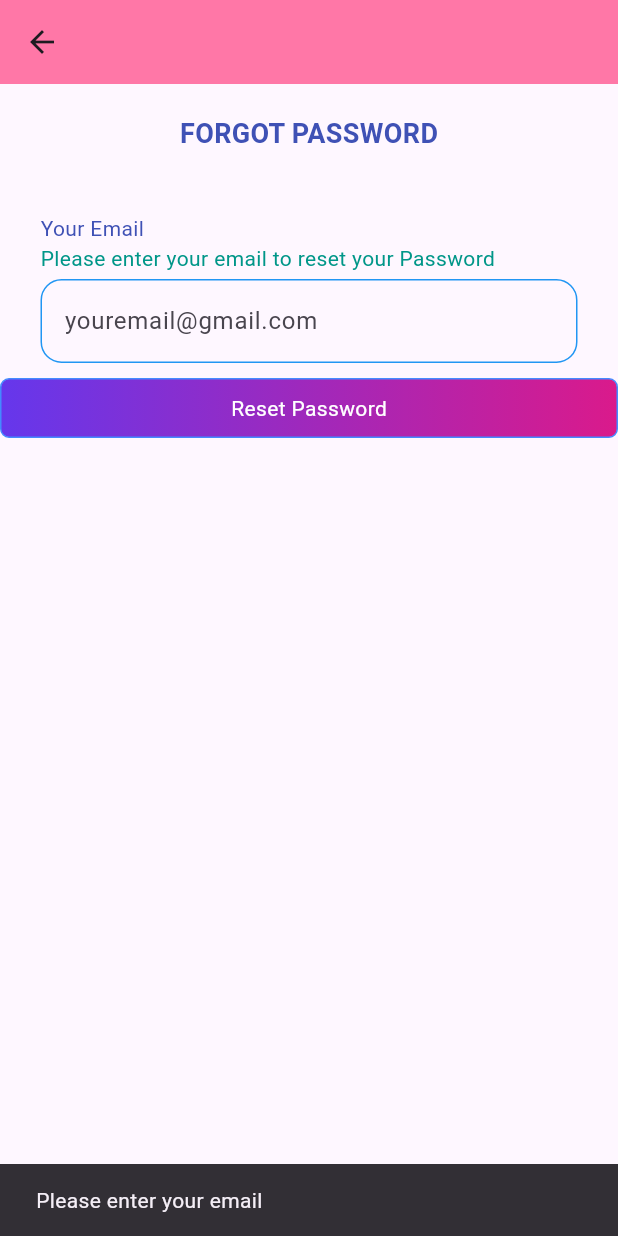
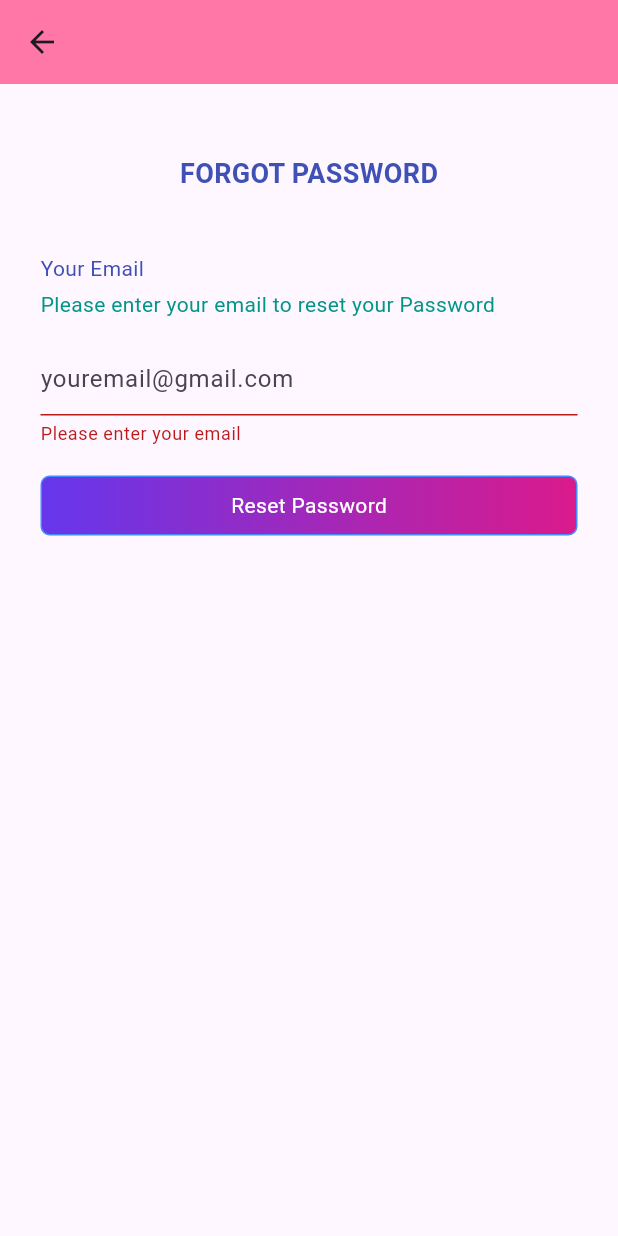
Before and after one commit to usamasardar07/My-App-project, a Flutter app: the ForgotPassword screen opened directly, after a tap on "Reset Password", on a phone screen of 412 x 824 dp. Run offline on Flutter 3.47's test engine with Material 3 defaults, Android fonts, the light colour scheme and no system bars; our stand-ins replace image_picker, sqflite; accounts and stored records are empty.

Commit message:
update
My Task

```diff
--- a/lib/Forgot_Password.dart
+++ b/lib/Forgot_Password.dart
@@ -8,19 +8,13 @@ class ForgotPassword extends StatefulWidget {
 }
 
 class _ForgotPasswordState extends State<ForgotPassword> {
-  static const String id ='ForgotPassword';
+  static const String id = 'ForgotPassword';
+  final GlobalKey<FormState> _formKey = GlobalKey<FormState>();
   final TextEditingController _emailController = TextEditingController();
 
   void _resetPassword() {
+    if (_formKey.currentState?.validate() ?? false) {
       final email = _emailController.text.trim();
-
-    if (email.isEmpty) {
-      // Handle empty email case
-      ScaffoldMessenger.of(context).showSnackBar(
-        const SnackBar(content: Text('Please enter your email')),
-      );
-      return;
-    }
 
       // Here you would normally send the email to your backend API for processing
       // For demonstration, we just show a success message
@@ -32,6 +26,7 @@ class _ForgotPasswordState extends State<ForgotPassword> {
       // Clear the email field
       _emailController.clear();
     }
+  }
 
   @override
   Widget build(BuildContext context) {
@@ -39,7 +34,12 @@ class _ForgotPasswordState extends State<ForgotPassword> {
       appBar: AppBar(
         backgroundColor: Colors.pinkAccent.withOpacity(.7),
       ),
-      body: Column(
+      body: Padding(
+        padding: const EdgeInsets.all(27.0),
+        child: Form(
+          key: _formKey,
+          child: Column(
+            crossAxisAlignment: CrossAxisAlignment.start,
             children: [
               const Center(
                 child: Padding(
@@ -55,30 +55,17 @@ class _ForgotPasswordState extends State<ForgotPassword> {
                 ),
               ),
               const SizedBox(height: 40),
-          const Align(
-            alignment: Alignment.centerLeft,
-            child: Padding(
-              padding: EdgeInsets.only(left: 27),
-              child: Text(
+              const Text(
                 'Your Email',
                 style: TextStyle(color: Colors.indigo),
               ),
-            ),
-          ),
-          const Padding(
-            padding: EdgeInsets.only(left: 27),
-            child: Align(
-              alignment: Alignment.centerLeft,
-              child: Text(
+              const SizedBox(height: 4),
+              const Text(
                 'Please enter your email to reset your Password',
                 style: TextStyle(color: Colors.teal),
               ),
-            ),
-          ),
-          const SizedBox(height: 4),
-          Padding(
-            padding: const EdgeInsets.only(left: 27, right: 27),
-            child: TextFormField(
+              const SizedBox(height: 16),
+              TextFormField(
                 controller: _emailController,
                 keyboardType: TextInputType.emailAddress,
                 cursorColor: Colors.cyan,
@@ -93,15 +80,24 @@ class _ForgotPasswordState extends State<ForgotPassword> {
                     borderSide: BorderSide(color: Colors.blue),
                   ),
                 ),
+                validator: (value) {
+                  if (value == null || value.isEmpty) {
+                    return 'Please enter your email';
+                  }
+                  // Regex pattern to validate email
+                  final regex = RegExp(r'^[^@]+@[^@]+\.[^@]+$');
+                  if (!regex.hasMatch(value)) {
+                    return 'Please enter a valid email address';
+                  }
+                  return null;
+                },
               ),
-          ),
-          const SizedBox(height: 10),
+              const SizedBox(height: 20),
               GestureDetector(
                 onTap: _resetPassword,
                 child: Container(
                   height: 40,
-
-              width: 450, // Make it responsive
+                  width: double.infinity, // Make it responsive
                   decoration: BoxDecoration(
                     gradient: const LinearGradient(
                       colors: [
@@ -126,6 +122,8 @@ class _ForgotPasswordState extends State<ForgotPassword> {
               ),
             ],
           ),
+        ),
+      ),
     );
   }
 }
```
Also changed, not shown: lib/Educational_information.dart (+37 -14 lines), lib/Login_screen.dart (+13 -7 lines), lib/SignUp_Screen.dart (+118 -36 lines), lib/contact_information.dart (+43 -22 lines). Lines whose indentation alone changed are shown as unchanged.
